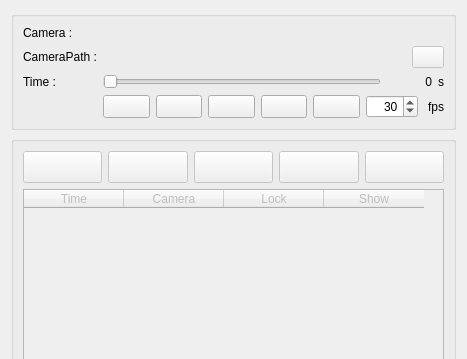
KitwareMedical/Slicer-CameraPath, file Modules/Loadable/CameraPath/Resources/UI/qSlicerCameraPathModuleWidget.ui: the form before one commit; both pictures show x 0 to 467 and y 0 to 359 of the 467 by 971 pixel window.
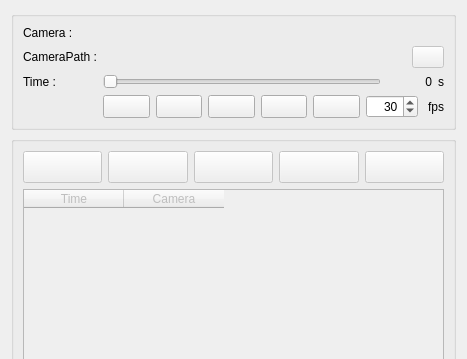
The form after the commit. Icons and pictures are not drawn. Custom widgets are drawn as their Qt base class.

Commit message: STYLE: Remove Lock & Show columns

```diff
--- a/Modules/Loadable/CameraPath/Resources/UI/qSlicerCameraPathModuleWidget.ui
+++ b/Modules/Loadable/CameraPath/Resources/UI/qSlicerCameraPathModuleWidget.ui
@@ -614,16 +614,6 @@
           <string>Camera</string>
          </property>
         </column>
-        <column>
-         <property name="text">
-          <string>Lock</string>
-         </property>
-        </column>
-        <column>
-         <property name="text">
-          <string>Show</string>
-         </property>
-        </column>
        </widget>
       </item>
      </layout>
```
The commit also changes 1 other file.
